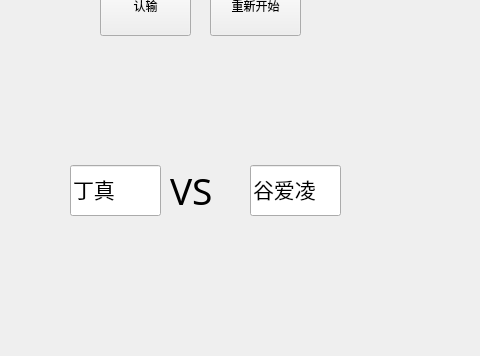
Qt form demo/pan.ui (Dainokami/big-project) before a commit; both pictures show x 690 to 1170 and y 355 to 711 of the 1170 by 711 pixel window.
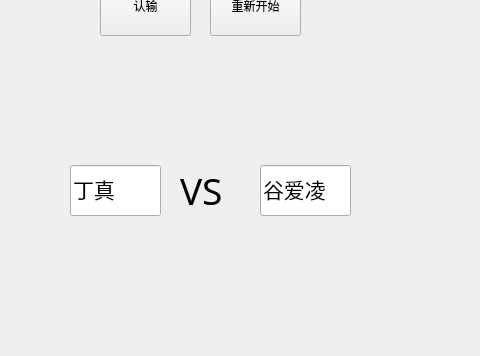
The same form after that commit. Icons and pictures are not drawn.

```diff
--- a/demo/pan.ui
+++ b/demo/pan.ui
@@ -150,7 +150,7 @@
   <widget class="QLineEdit" name="line_player_1">
    <property name="geometry">
     <rect>
-     <x>940</x>
+     <x>950</x>
      <y>520</y>
      <width>91</width>
      <height>51</height>
@@ -169,7 +169,7 @@
   <widget class="QLabel" name="label_3">
    <property name="geometry">
     <rect>
-     <x>860</x>
+     <x>870</x>
      <y>510</y>
      <width>69</width>
      <height>71</height>
@@ -7049,11 +7049,11 @@
   </widget>
   <widget class="QPushButton" name="btn_white">
    <property name="enabled">
-    <bool>true</bool>
+    <bool>false</bool>
    </property>
    <property name="geometry">
     <rect>
-     <x>960</x>
+     <x>970</x>
      <y>450</y>
      <width>50</width>
      <height>50</height>
```
Left out of the diff: 2 changed lines with no effect on the pictures.
